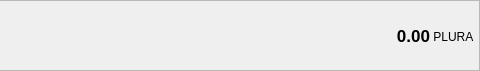
Above: src/gui/ui/accountframe.ui from pluracoin/pluracoin-gui-wallet before the change; both pictures show x 320 to 800 and y 0 to 71 of the 800 by 71 pixel window. Below: the same form after it.
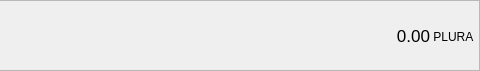
That is the form after the change. Icons and pictures are not drawn.

Diff of the .ui file:
```diff
--- a/src/gui/ui/accountframe.ui
+++ b/src/gui/ui/accountframe.ui
@@ -241,8 +241,8 @@
          <property name="font">
           <font>
            <pointsize>13</pointsize>
-           <weight>75</weight>
-           <bold>true</bold>
+           <weight>50</weight>
+           <bold>false</bold>
           </font>
          </property>
          <property name="toolTip">
```
Left out of the diff: 8 changed lines with no effect on the pictures.
